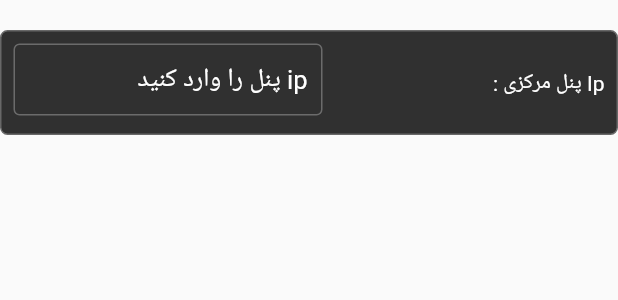
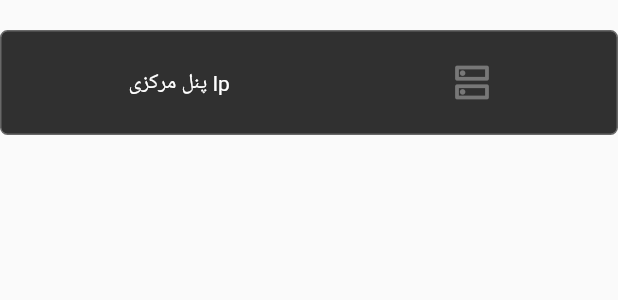
Before and after one commit to ralia79/vikav_phone, a Flutter app: the SettingScreen widget shown alone on an empty page, opened directly, on a phone screen of 412 x 824 dp. Shown: the top 300 px of the screen. Run offline on Flutter 3.47's test engine with Material 2 defaults, Android fonts, the phone set to English and light mode, and no system bars; our stand-ins replace fluttertoast, get, local_auth, sleek_circular_slider; missing offline and left inert: local_auth_android.

Commit message:
change in setting screen

```diff
--- a/lib/pages/homePage.dart
+++ b/lib/pages/homePage.dart
@@ -160,7 +160,7 @@ class HomePage extends StatelessWidget {
           //  show Scenarios
           Container(
               width: Get.width,
-              height: Get.height * 0.27,
+              height: Get.height * 0.3,
               child: Wrap(
                   spacing: Get.width / 25,
                   runSpacing: Get.width / 25,
--- a/lib/pages/setting.dart
+++ b/lib/pages/setting.dart
@@ -15,21 +15,25 @@ class SettingScreen extends StatelessWidget {
         padding: EdgeInsets.only(top: 0.0),
         physics: BouncingScrollPhysics(parent: AlwaysScrollableScrollPhysics()),
         children: [
-          Container(
-            width: Get.width,
-            height: 70,
-            decoration: Controller.decor,
-            child: Padding(
-              padding: const EdgeInsets.all(8.0),
-              child: Row(
-                mainAxisAlignment: MainAxisAlignment.spaceBetween,
-                crossAxisAlignment: CrossAxisAlignment.center,
-                children: [
-                  Container(
-                    width: Get.width * .5,
+          InkWell(
+            onTap: () {
+              Get.defaultDialog(
+                title: "توجه",
+                titleStyle: TextStyle(color: Colors.white),
+                textCancel: "لغو کردن",
+                textConfirm: "انجام بده",
+                buttonColor: Color.fromARGB(61, 78, 78, 78),
+                cancelTextColor: Colors.red,
+                confirmTextColor: Colors.green,
+                backgroundColor: Color(0xFF333132),
+                onConfirm: () {
+                  // do something
+                },
+                content: Container(
+                  width: Get.width * .7,
+                  margin: EdgeInsets.all(10.0),
                   height: 100,
                   child: TextField(
-                      // maxLength: 15,
                     keyboardType: TextInputType.number,
                     textAlign: TextAlign.right,
                     textDirection: TextDirection.rtl,
@@ -42,16 +46,28 @@ class SettingScreen extends StatelessWidget {
                         hintText: "ip پنل را وارد کنید",
                         hintStyle: Controller.text1,
                         enabledBorder: Controller.borderOut,
-                        focusedBorder: Controller.borderOut
+                        focusedBorder: Controller.borderOut),
                   ),
                 ),
-                  ),
+              );
+            },
+            child: Container(
+              width: Get.width,
+              height: 70,
+              decoration: Controller.decor,
+              child: Padding(
+                padding: const EdgeInsets.all(8.0),
+                child: Row(
+                  mainAxisAlignment: MainAxisAlignment.spaceAround,
+                  children: [
                     Text(
-                    "Ip پنل مرکزی : ",
+                      "Ip پنل مرکزی ",
                       textDirection: TextDirection.rtl,
                       style: TextStyle(color: Colors.white),
                     ),
+                    Icon(Icons.dns_outlined , size: 30.0, color: Color.fromARGB(255, 119, 119, 119),)
                   ],
+                ),
               ),
             ),
           ),
```
Lines whose indentation alone changed are shown as unchanged.
